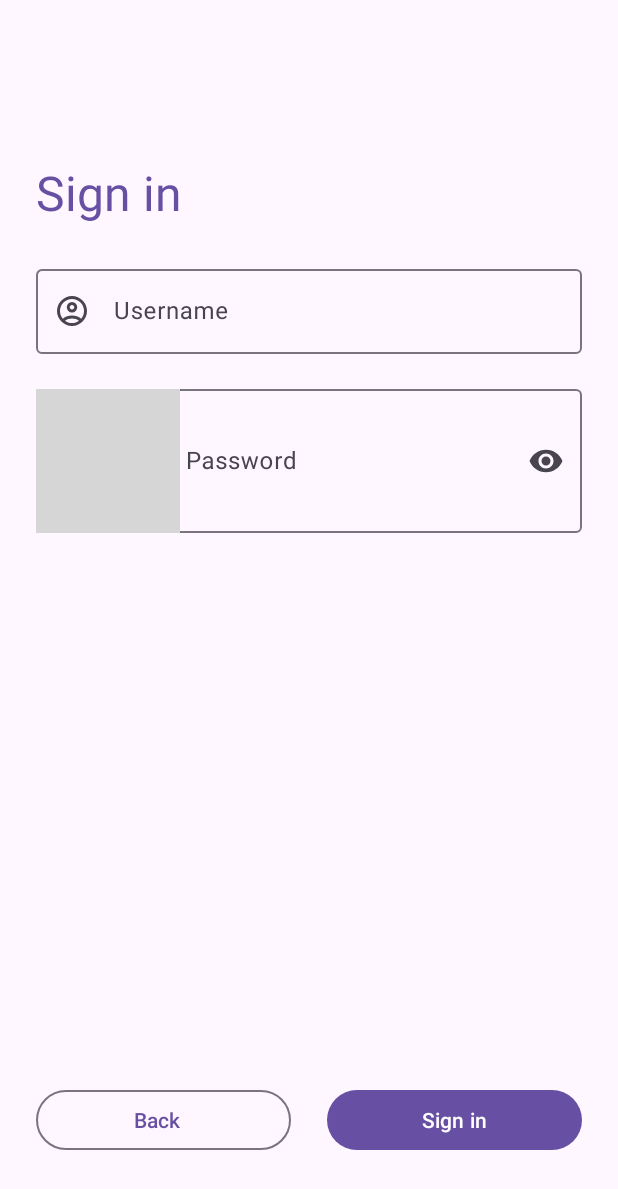
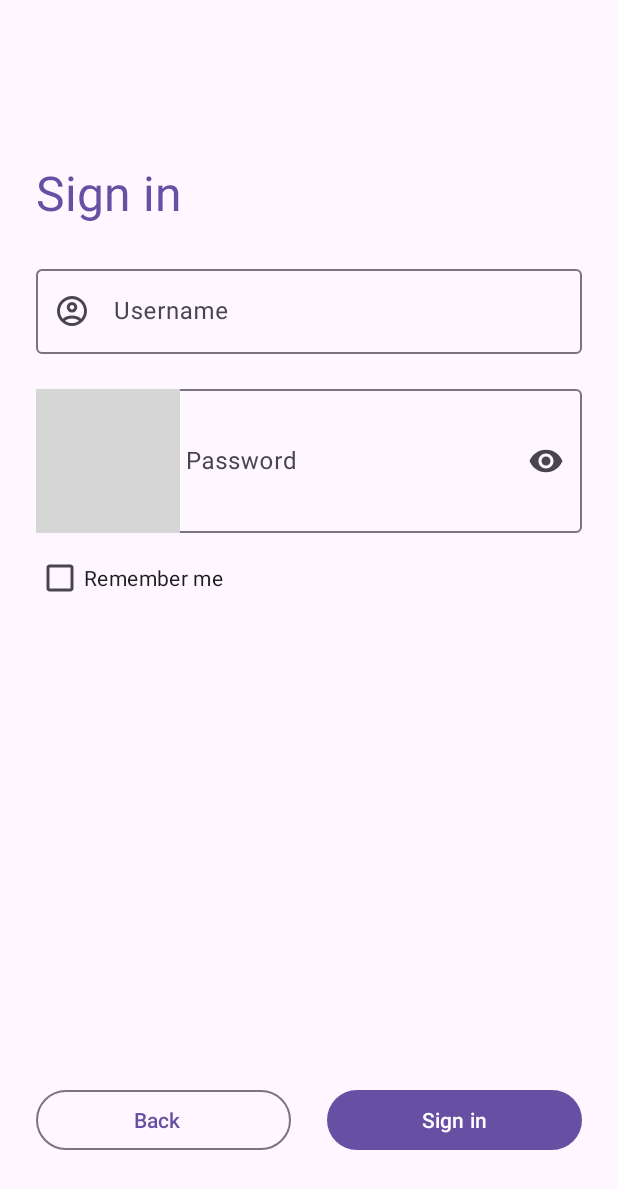
Before and after one commit to HuyNguyenCode/Air_Quality_Monitoring_App, an Android app: the screen it shows after launch (WelcomeActivity), after a tap on "Sign in", on a phone screen of 412 x 824 dp. Shown: the top 1189 px of the screen. Run offline under Robolectric (Android 15) with nearby library versions, the phone set to English and light mode, and no system bars; our stand-ins replace navigation-ui; libraries missing offline, so code that uses them is left out: com.jayway.jsonpath; 10 statements that could not run were skipped; grey boxes are pictures that could not be loaded.

Commit message:
Add Sign out function and use DataStore to save app preferences [Added] Option to save access token (Remember me) on Login screen. [Added] Use Android DataStore to save app preferences. [Changed] Change some minor things in app's source code. [TODO] [Partially fixed] Fix Reset Password UI is overlapped by the Bottom Navigation Bar. [TODO] Add Change language settings.

```diff
--- a/app/build.gradle.kts
+++ b/app/build.gradle.kts
@@ -60,7 +60,7 @@ dependencies {
 
     // Preferences DataStore (SharedPreferences like APIs)
     implementation("androidx.datastore:datastore-preferences:1.0.0")
-    implementation("androidx.datastore:datastore-preferences-core:1.0.0")
+    //implementation("androidx.datastore:datastore-preferences-core:1.0.0")
 
     // optional - RxJava2 support
     implementation("androidx.datastore:datastore-preferences-rxjava2:1.0.0")
@@ -70,7 +70,7 @@ dependencies {
 
     // Typed DataStore (Typed API surface, such as Proto)
     implementation("androidx.datastore:datastore:1.0.0")
-    implementation("androidx.datastore:datastore-core:1.0.0")
+    //implementation("androidx.datastore:datastore-core:1.0.0")
 
     // optional - RxJava2 support
     implementation("androidx.datastore:datastore-rxjava2:1.0.0")
--- a/app/src/main/java/com/ninegroup/weather/api/client/AssetClient.java
+++ b/app/src/main/java/com/ninegroup/weather/api/client/AssetClient.java
@@ -6,13 +6,14 @@ import com.google.gson.Gson;
 import com.jayway.jsonpath.JsonPath;
 import com.ninegroup.weather.api.ApiService;
 import com.ninegroup.weather.api.Asset;
+import com.ninegroup.weather.ui.MainActivity;
 
 import retrofit2.Call;
 import retrofit2.Callback;
 import retrofit2.Response;
 
 public class AssetClient {
-    private final String accessToken = TokenClient.accessToken;
+    private final String accessToken = MainActivity.accessToken;
     private final ApiService apiService = ApiClient.getClient(accessToken).create(ApiService.class);
     private Asset asset;
     public static String rainfall;
--- a/app/src/main/java/com/ninegroup/weather/api/client/DatapointClient.java
+++ b/app/src/main/java/com/ninegroup/weather/api/client/DatapointClient.java
@@ -6,6 +6,7 @@ import androidx.collection.ArrayMap;
 
 import com.ninegroup.weather.api.ApiService;
 import com.ninegroup.weather.api.Datapoint;
+import com.ninegroup.weather.ui.MainActivity;
 
 import org.json.JSONObject;
 
@@ -18,7 +19,7 @@ import retrofit2.Callback;
 import retrofit2.Response;
 
 public class DatapointClient {
-    private String accessToken = TokenClient.accessToken;
+    private String accessToken = MainActivity.accessToken;
     private ApiService apiService = ApiClient.getClient(accessToken).create(ApiService.class);
     //private DatapointRequest body;
     public static List<Datapoint> datapointList;
--- a/app/src/main/java/com/ninegroup/weather/api/client/UserClient.java
+++ b/app/src/main/java/com/ninegroup/weather/api/client/UserClient.java
@@ -4,13 +4,14 @@ import android.util.Log;
 
 import com.ninegroup.weather.api.ApiService;
 import com.ninegroup.weather.api.User;
+import com.ninegroup.weather.ui.MainActivity;
 
 import retrofit2.Call;
 import retrofit2.Callback;
 import retrofit2.Response;
 
 public class UserClient {
-    private final String accessToken = TokenClient.accessToken;
+    private final String accessToken = MainActivity.accessToken;
     private final ApiService apiService = ApiClient.getClient(accessToken).create(ApiService.class);
     private User user;
     public static Boolean isUserRunning = true;
--- /dev/null
+++ b/app/src/main/java/com/ninegroup/weather/data/DataStoreSingleton.java
@@ -0,0 +1,23 @@
+package com.ninegroup.weather.data;
+
+import androidx.datastore.preferences.core.Preferences;
+import androidx.datastore.rxjava3.RxDataStore;
+
+public class DataStoreSingleton {
+    RxDataStore<Preferences> datastore;
+    private static final DataStoreSingleton ourInstance = new DataStoreSingleton();
+
+    public static DataStoreSingleton getInstance() {
+        return ourInstance;
+    }
+
+    private DataStoreSingleton() { }
+
+    public void setDataStore(RxDataStore<Preferences> datastore) {
+        this.datastore = datastore;
+    }
+
+    public RxDataStore<Preferences> getDataStore() {
+        return datastore;
+    }
+}
--- a/app/src/main/java/com/ninegroup/weather/ui/HomeFragment.java
+++ b/app/src/main/java/com/ninegroup/weather/ui/HomeFragment.java
@@ -76,6 +76,19 @@ public class HomeFragment extends Fragment {
         binding.humidityStatus.setText(AssetClient.humidity + "%");
         binding.rainStatus.setText(AssetClient.rainfall + " mm");
         binding.windStatus.setText(AssetClient.windSpeed + " km/h");
+        handler.postDelayed(updateUI, 200);
+    }
+
+    @Override
+    public void onPause() {
+        super.onPause();
+        handler.removeCallbacks(updateUI);
+    }
+
+    @Override
+    public void onStop() {
+        super.onStop();
+        handler.removeCallbacks(updateUI);
     }
 
     @Override
--- a/app/src/main/java/com/ninegroup/weather/ui/MainActivity.java
+++ b/app/src/main/java/com/ninegroup/weather/ui/MainActivity.java
@@ -6,11 +6,15 @@ import android.content.IntentFilter;
 import android.net.ConnectivityManager;
 import android.net.NetworkInfo;
 import android.os.Bundle;
+import android.util.Log;
 import android.view.View;
 
 import androidx.activity.EdgeToEdge;
 import androidx.annotation.Nullable;
 import androidx.appcompat.app.AppCompatActivity;
+import androidx.datastore.preferences.core.Preferences;
+import androidx.datastore.preferences.rxjava3.RxPreferenceDataStoreBuilder;
+import androidx.datastore.rxjava3.RxDataStore;
 import androidx.navigation.NavController;
 import androidx.navigation.fragment.NavHostFragment;
 import androidx.navigation.ui.AppBarConfiguration;
@@ -19,27 +23,55 @@ import androidx.navigation.ui.NavigationUI;
 import com.google.android.material.bottomnavigation.BottomNavigationView;
 import com.ninegroup.weather.R;
 import com.ninegroup.weather.api.client.AssetClient;
-import com.ninegroup.weather.api.client.TokenClient;
+import com.ninegroup.weather.data.DataStoreHelper;
+import com.ninegroup.weather.data.DataStoreSingleton;
 import com.ninegroup.weather.databinding.ActivityMainBinding;
 import com.ninegroup.weather.network.ConnectionReceiver;
 
 public class MainActivity extends AppCompatActivity implements ConnectionReceiver.ReceiverListener {
+    RxDataStore<Preferences> dataStoreRX;
+    public static DataStoreHelper dataStoreHelper;
     private ActivityMainBinding binding;
+    private static final String TAG_STORE_NAME = "settings";
+    private String isRemember;
     public static boolean isConnected;
+    public static String accessToken;
 
     @Override
     protected void onCreate(@Nullable Bundle savedInstanceState) {
         EdgeToEdge.enable(this);
+
+        dataStoreRX = new RxPreferenceDataStoreBuilder(this, TAG_STORE_NAME).build();
+        DataStoreSingleton dataStoreSingleton = DataStoreSingleton.getInstance();
+        if (dataStoreSingleton.getDataStore() == null) {
+            dataStoreRX = new RxPreferenceDataStoreBuilder(this, TAG_STORE_NAME).build();
+        } else {
+            dataStoreRX = dataStoreSingleton.getDataStore();
+        }
+        dataStoreSingleton.setDataStore(dataStoreRX);
+
+        dataStoreHelper = new DataStoreHelper(this, dataStoreRX);
+
         super.onCreate(savedInstanceState);
         // Set the layout file as the content view.
         binding = ActivityMainBinding.inflate(getLayoutInflater());
         View view = binding.getRoot();
         setContentView(view);
 
-        if (TokenClient.accessToken == null) {
+        accessToken = dataStoreHelper.getStringValue("access_token");
+        Log.i("Access Token", accessToken);
+
+        isRemember = dataStoreHelper.getStringValue("remember_login");
+        if (isRemember.equals("0"))
+            dataStoreHelper.putStringValue("access_token", null);
+
+        if (accessToken == null || accessToken.equals("null")) {
+            Log.i("Main Activity", "Started WelcomeActivity");
+//            HomeFragment.handler.removeCallbacks(HomeFragment.updateUI);
             startActivity(new Intent(MainActivity.this, WelcomeActivity.class));
         }
         else {
+            Log.i("Main Activity", "Getting Asset information");
             AssetClient assetClient = new AssetClient();
             assetClient.getAsset();
 
@@ -80,4 +112,9 @@ public class MainActivity extends AppCompatActivity implements ConnectionReceive
     public void onNetworkChange(boolean isConnected) {
 
     }
+
+    @Override
+    protected void onDestroy() {
+        super.onDestroy();
+    }
 }
--- a/app/src/main/java/com/ninegroup/weather/ui/WelcomeActivity.java
+++ b/app/src/main/java/com/ninegroup/weather/ui/WelcomeActivity.java
@@ -10,20 +10,41 @@ import android.view.View;
 import androidx.activity.EdgeToEdge;
 import androidx.annotation.Nullable;
 import androidx.appcompat.app.AppCompatActivity;
+import androidx.datastore.preferences.core.Preferences;
+import androidx.datastore.preferences.rxjava3.RxPreferenceDataStoreBuilder;
+import androidx.datastore.rxjava3.RxDataStore;
 import androidx.navigation.NavController;
 import androidx.navigation.fragment.NavHostFragment;
 
+import com.ninegroup.weather.R;
+import com.ninegroup.weather.data.DataStoreHelper;
+import com.ninegroup.weather.data.DataStoreSingleton;
+import com.ninegroup.weather.databinding.ActivityWelcomeBinding;
 import com.ninegroup.weather.network.ConnectionReceiver;
-import com.ninegroup.weather.R;
-import com.ninegroup.weather.databinding.ActivityWelcomeBinding;
 
 public class WelcomeActivity extends AppCompatActivity implements ConnectionReceiver.ReceiverListener {
+    RxDataStore<Preferences> dataStoreRX;
+    public static DataStoreHelper dataStoreHelper;
+    private final static String TAG_STORE_NAME = "settings";
     private ActivityWelcomeBinding binding;
     public static boolean isConnected;
 
     @Override
     protected void onCreate(@Nullable Bundle savedInstanceState) {
         EdgeToEdge.enable(this);
+
+        DataStoreSingleton dataStoreSingleton = DataStoreSingleton.getInstance();
+        if (dataStoreSingleton.getDataStore() == null) {
+            dataStoreRX = new RxPreferenceDataStoreBuilder(this, TAG_STORE_NAME).build();
+        } else {
+            dataStoreRX = dataStoreSingleton.getDataStore();
+        }
+        dataStoreSingleton.setDataStore(dataStoreRX);
+        dataStoreHelper = new DataStoreHelper(this, dataStoreRX);
+
+        //dataStoreHelper.putBooleanValue("remember_login", true);
+        //Log.i("remember login", "status: " + dataStoreHelper.getBooleanValue("remember_login"));
+
         super.onCreate(savedInstanceState);
         // Set the layout file as the content view.
         binding = ActivityWelcomeBinding.inflate(getLayoutInflater());
--- a/app/src/main/res/layout/activity_settings.xml
+++ b/app/src/main/res/layout/activity_settings.xml
@@ -2,7 +2,8 @@
 <androidx.constraintlayout.widget.ConstraintLayout xmlns:android="http://schemas.android.com/apk/res/android"
     xmlns:app="http://schemas.android.com/apk/res-auto"
     android:layout_width="match_parent"
-    android:layout_height="match_parent">
+    android:layout_height="match_parent"
+    android:fitsSystemWindows="true">
 
     <androidx.fragment.app.FragmentContainerView
         android:id="@+id/fragment_container"
--- a/app/src/main/res/layout/fragment_login.xml
+++ b/app/src/main/res/layout/fragment_login.xml
@@ -82,6 +82,17 @@
 
     </com.google.android.material.textfield.TextInputLayout>
 
+    <CheckBox
+        android:id="@+id/rememberCheckBox"
+        android:layout_width="match_parent"
+        android:layout_height="wrap_content"
+        android:text="@string/remember_me"
+        android:layout_marginStart="@dimen/margin_huge"
+        android:layout_marginEnd="@dimen/margin_huge"
+        android:layout_marginTop="@dimen/margin_base"
+        android:layout_marginBottom="@dimen/margin_large"
+        app:layout_constraintTop_toBottomOf="@id/passwordTextField"/>
+
     <Button
         android:id="@+id/signInButton"
         android:layout_width="0dp"
--- a/app/src/main/res/layout/fragment_welcome.xml
+++ b/app/src/main/res/layout/fragment_welcome.xml
@@ -37,7 +37,7 @@
         app:icon="@drawable/ic_language_24dp"
         app:layout_constraintTop_toTopOf="parent"
         app:layout_constraintEnd_toEndOf="parent"/>
-0
+
     <com.airbnb.lottie.LottieAnimationView
         android:id="@+id/logoAnimationView"
         android:layout_width="300dp"
--- a/app/src/main/res/values/strings.xml
+++ b/app/src/main/res/values/strings.xml
@@ -51,4 +51,6 @@
     <string name="feedback">Feedback</string>
     <string name="send_feedback">Send feedback</string>
     <string name="send_feedback_summary">Report technical issues or suggest new features</string>
+    <string name="save_login_info">Save login info</string>
+    <string name="remember_me">Remember me</string>
 </resources>
```
Also changed, not shown: app/src/main/java/com/ninegroup/weather/data/DataStoreHelper.java (added, +81 -0 lines), app/src/main/java/com/ninegroup/weather/data/Preferences.java (deleted, +0 -18 lines), app/src/main/java/com/ninegroup/weather/ui/LoginFragment.java (+17 -0 lines), app/src/main/java/com/ninegroup/weather/ui/UserInfoFragment.java (+11 -0 lines).
